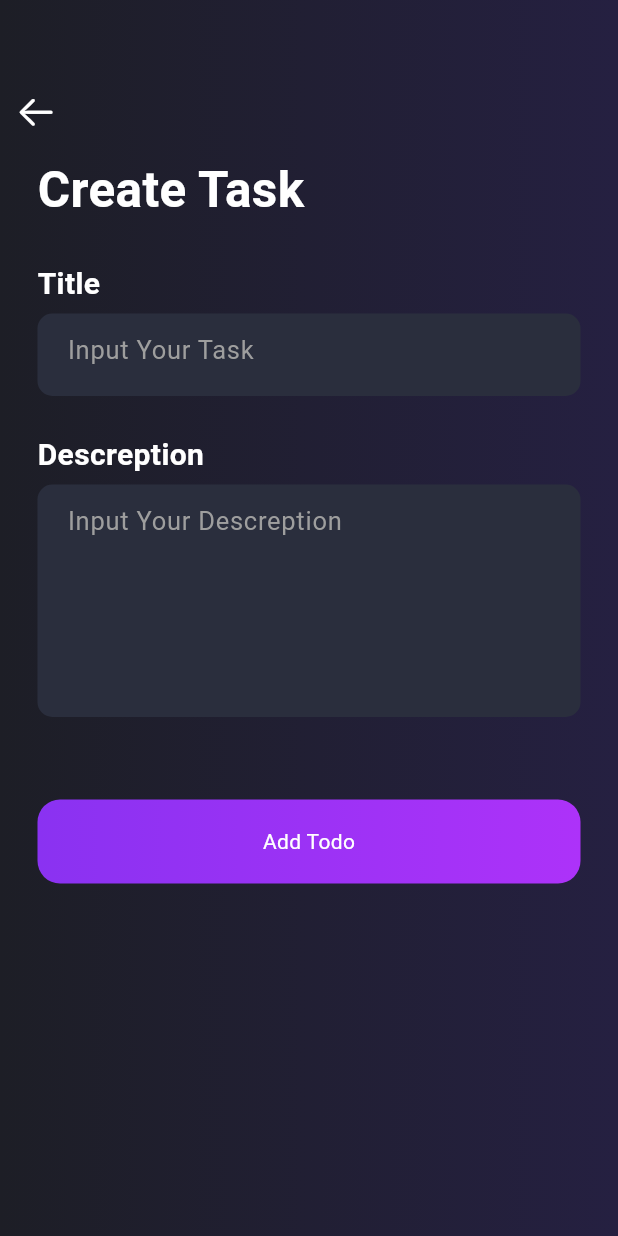
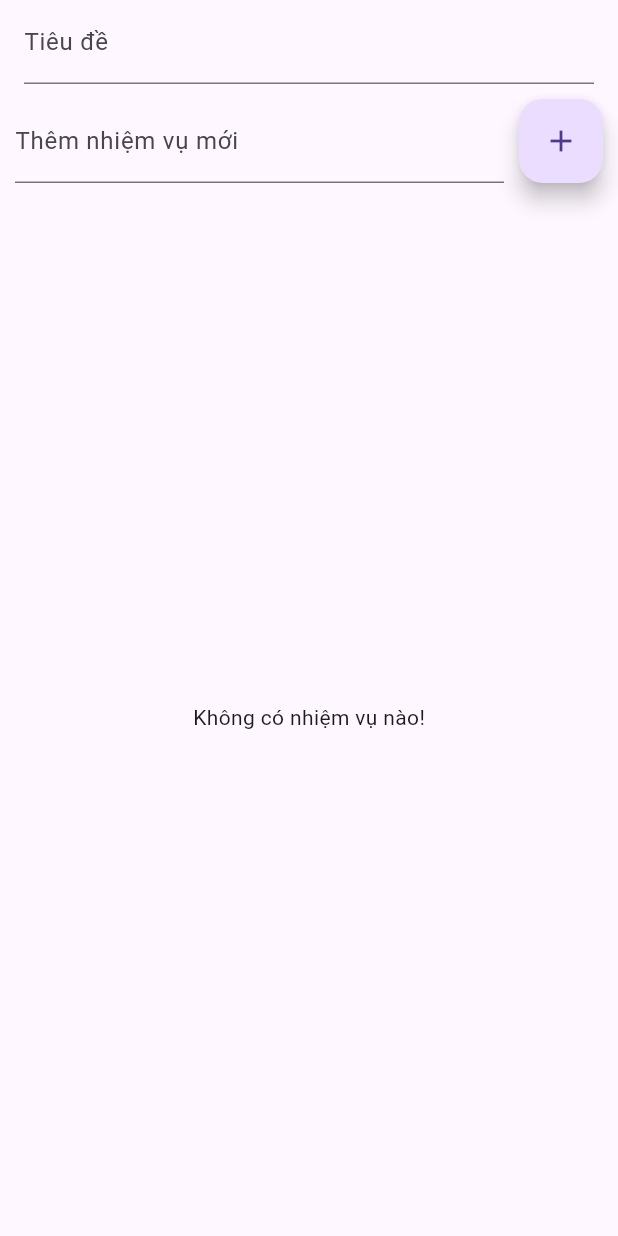
Before and after one commit to scalettoss/TodoAppFlutter, a Flutter app: the screen it shows after launch, on a phone screen of 412 x 824 dp. Run offline on Flutter 3.47's test engine with Material 3 defaults, Android fonts, the phone set to English and light mode, and no system bars; our stand-ins replace firebase_core; accounts and stored records are empty.

Commit message:
Tiêu đề là textfield

```diff
--- a/lib/main.dart
+++ b/lib/main.dart
@@ -1,6 +1,8 @@
 import 'package:flutter/material.dart';
 import 'package:project_final/Firebase/widget_connect_firebase.dart';
-import 'package:project_final/TodoApp/AddToDo.dart';
+import 'package:project_final/todo_app/controller/task_controller.dart';
+import 'package:project_final/todo_app/view/home_screen.dart';
+import 'package:provider/provider.dart';
 
 void main() {
   runApp(const MyApp());
@@ -10,6 +12,22 @@ class MyApp extends StatelessWidget {
   const MyApp({super.key});
   @override
   Widget build(BuildContext context) {
+    return MultiProvider(
+      providers: [
+        ChangeNotifierProvider(create: (context) => TaskController()),
+      ],
+      child: MaterialApp(
+        title: 'Task Manager',
+        theme: ThemeData(
+          primarySwatch: Colors.blue,
+        ),
+        home:MyFirebaseConnect(
+            errorMessage: "Kết nối không thành công",
+            connectingMessage: "Đang kết nối",
+            builder: (context) => HomeScreen()),
+        debugShowCheckedModeBanner: false,
+      ),
+    );
     return MaterialApp(
         title: 'Flutter Demo',
         theme: ThemeData(
@@ -19,7 +37,7 @@ class MyApp extends StatelessWidget {
         home: MyFirebaseConnect(
             errorMessage: "Kết nối không thành công",
             connectingMessage: "Đang kết nối",
-            builder: (context) => AddToDoPage()));
+            builder: (context) => HomeScreen()));
   }
 }
 
@@ -35,7 +53,7 @@ class _MyHomePageState extends State<MyHomePage> {
   Widget build(BuildContext context) {
     return Scaffold(
       appBar: AppBar(
-        title: Text("To do app"),
+        title: const Text("To do app"),
       ),
       body: SingleChildScrollView(
         child: _homeListView(context),
--- a/lib/todo_app/view/home_screen.dart
+++ b/lib/todo_app/view/home_screen.dart
@@ -0,0 +1,91 @@
+import 'package:flutter/material.dart';
+import 'package:provider/provider.dart';
+import 'package:project_final/todo_app/controller/task_controller.dart';
+
+class HomeScreen extends StatelessWidget {
+  @override
+  Widget build(BuildContext context) {
+    return Scaffold(
+      appBar: AppBar(
+        title: const TextField(decoration: InputDecoration(label: Text("Tiêu đề")),),
+      ),
+      body: Column(
+        children: [
+          Padding(
+            padding: const EdgeInsets.all(10),
+            child: Row(
+              children: [
+                Expanded(
+                  child: Consumer<TaskController>(
+                    builder: (context, controller, child) => TextField(
+                      controller: controller.controller,
+                      decoration: const InputDecoration(
+                        labelText: "Thêm nhiệm vụ mới",
+                        hintText: "Nhập nhiệm vụ mới",
+                      ),
+                    ),
+                  ),
+                ),
+                const SizedBox(width: 10),
+                FloatingActionButton(
+                  onPressed: () {
+                    Provider.of<TaskController>(context, listen: false).addNewTask();
+                  },
+                  child: const Icon(Icons.add),
+                ),
+              ],
+            ),
+          ),
+          Expanded(
+            child: Consumer<TaskController>(
+              builder: (context, controller, child) => controller.tasks.isEmpty
+                  ? const Center(child: Text('Không có nhiệm vụ nào!'))
+                  : ListView.builder(
+                itemCount: controller.tasks.length,
+                itemBuilder: (context, index) {
+                  return Dismissible(
+                    key: Key(controller.tasks[index].name),
+                    direction: DismissDirection.endToStart,
+                    onDismissed: (direction) {
+                      controller.deleteTask(index);
+                      ScaffoldMessenger.of(context).showSnackBar(
+                        const SnackBar(
+                          content: Text('Đã xóa 1 nhiệm vụ'),
+                        ),
+                      );
+                    },
+                    background: Container(
+                      color: Colors.red,
+                      alignment: Alignment.centerRight,
+                      padding: const EdgeInsets.symmetric(horizontal: 20),
+                      child: const Icon(
+                        Icons.delete,
+                        color: Colors.white,
+                      ),
+                    ),
+                    child: ListTile(
+                      leading: Checkbox(
+                        value: controller.tasks[index].isCompleted,
+                        onChanged: (value) {
+                          controller.toggleTaskCompletion(index, value);
+                        },
+                      ),
+                      title: Text(
+                        controller.tasks[index].name,
+                        style: TextStyle(
+                          decoration: controller.tasks[index].isCompleted
+                              ? TextDecoration.lineThrough
+                              : TextDecoration.none,
+                        ),
+                      ),
+                    ),
+                  );
+                },
+              ),
+            ),
+          ),
+        ],
+      ),
+    );
+  }
+}
```
